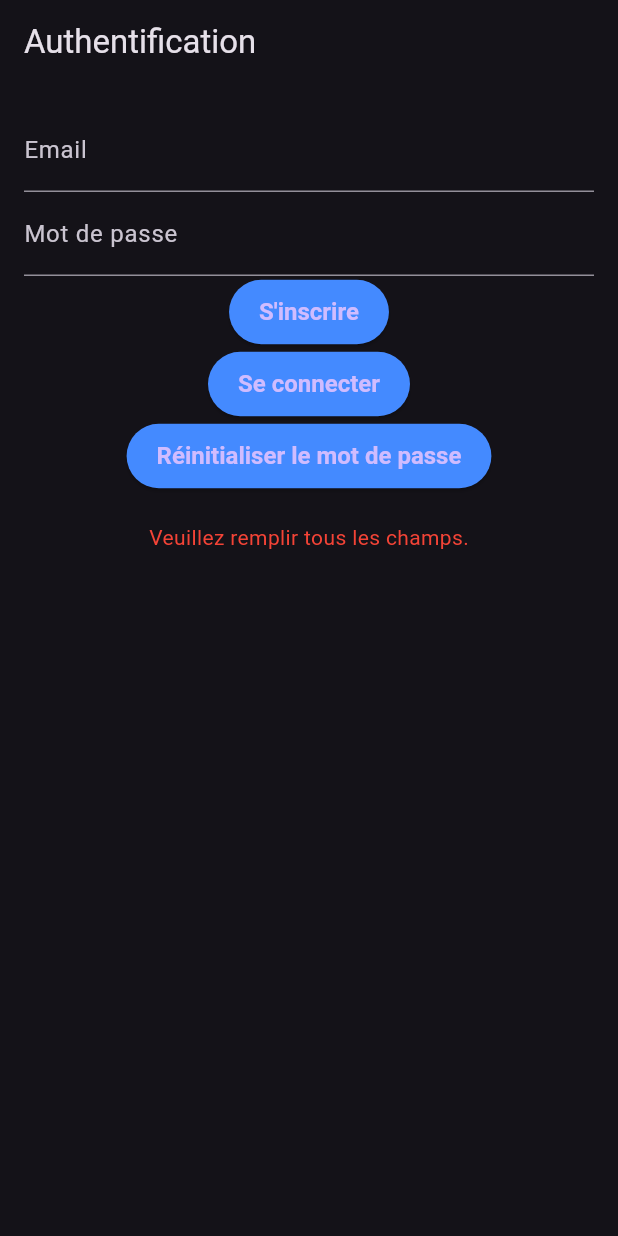
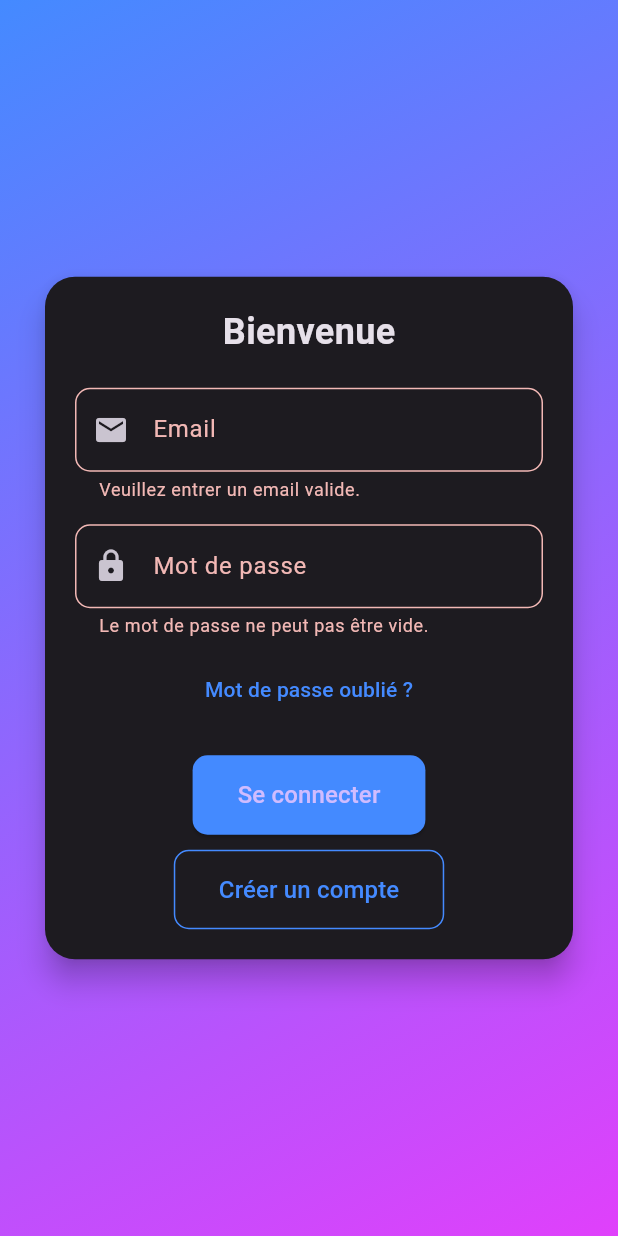
Before and after one commit to SnowBloodBe/FlutterAPP, a Flutter app: the screen it shows after launch, after a tap on "Se connecter", on a phone screen of 412 x 824 dp. Run offline on Flutter 3.47's test engine with Material 3 defaults, Android fonts, the phone set to English and light mode, and no system bars; our stand-ins replace cloud_firestore, firebase_auth, firebase_core; accounts and stored records are empty.

Commit message:
Version Front Auth V2

```diff
--- a/lib/main.dart
+++ b/lib/main.dart
@@ -1,15 +1,12 @@
 import 'package:flutter/material.dart';
 import 'package:firebase_core/firebase_core.dart';
 import 'package:firebase_auth/firebase_auth.dart';
-import 'package:pendu_firebase/services/data_import.dart';
 import 'screens/auth_screen.dart';
 import 'screens/pendu_screen.dart';
 
 void main() async {
   WidgetsFlutterBinding.ensureInitialized();
   await Firebase.initializeApp();
-  // Appeler la fonction pour importer les joueurs une seule fois
-  await importPlayersFromJson();
   runApp(const PenduJeuApp());
 }
 
@@ -21,24 +18,8 @@ class PenduJeuApp extends StatelessWidget {
     return MaterialApp(
       title: 'Jeu du Pendu',
       theme: ThemeData(
-      brightness: Brightness.dark,
-      primarySwatch: Colors.blue,
-      textTheme: const TextTheme(
-    bodyLarge: TextStyle(fontSize: 16, color: Colors.white),
-    bodyMedium: TextStyle(fontSize: 14, color: Colors.white70),
-    headlineLarge: TextStyle(fontSize: 28, fontWeight: FontWeight.bold),
-    headlineMedium: TextStyle(fontSize: 22, fontWeight: FontWeight.bold),
-  ),
-        elevatedButtonTheme: ElevatedButtonThemeData(
-          style: ElevatedButton.styleFrom(
-            backgroundColor: Colors.blueAccent,
-            padding: const EdgeInsets.symmetric(vertical: 12, horizontal: 20),
-            textStyle: const TextStyle(
-              fontWeight: FontWeight.bold,
-              fontSize: 16,
-            ),
-          ),
-        ),
+        brightness: Brightness.dark,
+        primarySwatch: Colors.blue,
       ),
       routes: {
         '/auth': (context) => const AuthScreen(),
@@ -54,6 +35,28 @@ class AuthWrapper extends StatelessWidget {
 
   @override
   Widget build(BuildContext context) {
-    return const AuthScreen(); // Force l'écran d'authentification au démarrage
+    return StreamBuilder<User?>(
+      stream: FirebaseAuth.instance.authStateChanges(),
+      builder: (context, snapshot) {
+        if (snapshot.connectionState == ConnectionState.waiting) {
+          // Afficher un indicateur de chargement
+          return const Scaffold(
+            body: Center(
+              child: CircularProgressIndicator(),
+            ),
+          );
+        }
+
+        if (snapshot.hasData) {
+          // Si un utilisateur est connecté
+          debugPrint("Utilisateur connecté : ${snapshot.data?.email}");
+          return const PenduScreen();
+        } else {
+          // Si aucun utilisateur n'est connecté
+          debugPrint("Aucun utilisateur connecté, redirection vers AuthScreen.");
+          return const AuthScreen();
+        }
+      },
+    );
   }
 }
--- a/lib/screens/auth_screen.dart
+++ b/lib/screens/auth_screen.dart
@@ -1,3 +1,4 @@
+import 'package:firebase_auth/firebase_auth.dart';
 import 'package:flutter/material.dart';
 import '../services/auth_service.dart';
 
@@ -12,106 +13,206 @@ class _AuthScreenState extends State<AuthScreen> {
   final TextEditingController _emailController = TextEditingController();
   final TextEditingController _passwordController = TextEditingController();
   final AuthService _authService = AuthService();
-  String _statusMessage = "";
+  final _formKey = GlobalKey<FormState>();
+  bool _isLoading = false;
 
-  Future<void> _signUp() async {
+  Future<void> _signIn() async {
+    if (!_formKey.currentState!.validate()) return;
+    setState(() {
+      _isLoading = true;
+    });
     String email = _emailController.text.trim();
     String password = _passwordController.text.trim();
+    User? user = await _authService.signInWithEmail(email, password);
+    setState(() {
+      _isLoading = false;
+    });
 
-    if (email.isEmpty || password.isEmpty) {
-      setState(() {
-        _statusMessage = "Veuillez remplir tous les champs.";
-      });
-      return;
-    }
-
-    var user = await _authService.signUpWithEmail(email, password);
-    setState(() {
-      _statusMessage = user != null
-          ? "Inscription réussie !"
-          : "Échec de l'inscription.";
-    });
-  }
-
-  Future<void> _signIn() async {
-    String email = _emailController.text.trim();
-    String password = _passwordController.text.trim();
-
-    if (email.isEmpty || password.isEmpty) {
-      setState(() {
-        _statusMessage = "Veuillez remplir tous les champs.";
-      });
-      return;
-    }
-
-    var user = await _authService.signInWithEmail(email, password);
     if (user != null) {
-      setState(() {
-        _statusMessage = "Connexion réussie !";
-      });
-      // Navigate to the main game screen
+      // Redirigez vers l'écran de jeu
       Navigator.pushReplacementNamed(context, '/pendu');
-
-    } else {
-      setState(() {
-        _statusMessage = "Échec de la connexion.";
-      });
     }
   }
 
-  Future<void> _resetPassword() async {
+  Future<void> _signUp() async {
+    if (!_formKey.currentState!.validate()) return;
+    setState(() {
+      _isLoading = true;
+    });
     String email = _emailController.text.trim();
+    String password = _passwordController.text.trim();
+    User? user = await _authService.signUpWithEmail(email, password);
+    setState(() {
+      _isLoading = false;
+    });
 
-    if (email.isEmpty) {
-      setState(() {
-        _statusMessage = "Veuillez entrer votre email pour réinitialiser le mot de passe.";
-      });
-      return;
+    if (user != null) {
+      // Redirigez vers l'écran de jeu
+      Navigator.pushReplacementNamed(context, '/pendu');
     }
-
-    await _authService.resetPassword(email);
-    setState(() {
-      _statusMessage = "Un email de réinitialisation a été envoyé si l'adresse est valide.";
-    });
   }
 
   @override
   Widget build(BuildContext context) {
     return Scaffold(
-      appBar: AppBar(title: const Text("Authentification")),
-      body: Padding(
-        padding: const EdgeInsets.all(16.0),
+      body: Stack(
+        children: [
+          // Fond dégradé
+          Container(
+            decoration: const BoxDecoration(
+              gradient: LinearGradient(
+                colors: [Colors.blueAccent, Colors.purpleAccent],
+                begin: Alignment.topLeft,
+                end: Alignment.bottomRight,
+              ),
+            ),
+          ),
+          // Contenu principal
+          Center(
+            child: SingleChildScrollView(
+              child: Card(
+                margin: const EdgeInsets.symmetric(horizontal: 30),
+                elevation: 8,
+                shape: RoundedRectangleBorder(
+                  borderRadius: BorderRadius.circular(20),
+                ),
+                child: Padding(
+                  padding: const EdgeInsets.all(20.0),
+                  child: Form(
+                    key: _formKey,
                     child: Column(
+                      mainAxisSize: MainAxisSize.min,
                       children: [
-            TextField(
+                        const Text(
+                          "Bienvenue",
+                          style: TextStyle(
+                            fontSize: 24,
+                            fontWeight: FontWeight.bold,
+                          ),
+                        ),
+                        const SizedBox(height: 20),
+                        TextFormField(
                           controller: _emailController,
-              decoration: const InputDecoration(labelText: "Email"),
+                          keyboardType: TextInputType.emailAddress,
+                          decoration: InputDecoration(
+                            labelText: "Email",
+                            prefixIcon: const Icon(Icons.email),
+                            border: OutlineInputBorder(
+                              borderRadius: BorderRadius.circular(10),
                             ),
-            TextField(
+                          ),
+                          validator: (value) {
+                            if (value == null || value.isEmpty) {
+                              return "Veuillez entrer un email valide.";
+                            }
+                            if (!RegExp(r'^[^@]+@[^@]+\.[^@]+')
+                                .hasMatch(value)) {
+                              return "Format d'email invalide.";
+                            }
+                            return null;
+                          },
+                        ),
+                        const SizedBox(height: 15),
+                        TextFormField(
                           controller: _passwordController,
-              decoration: const InputDecoration(labelText: "Mot de passe"),
                           obscureText: true,
+                          decoration: InputDecoration(
+                            labelText: "Mot de passe",
+                            prefixIcon: const Icon(Icons.lock),
+                            border: OutlineInputBorder(
+                              borderRadius: BorderRadius.circular(10),
                             ),
-            ElevatedButton(
-              onPressed: _signUp,
-              child: const Text("S'inscrire"),
                           ),
+                          validator: (value) {
+                            if (value == null || value.isEmpty) {
+                              return "Le mot de passe ne peut pas être vide.";
+                            }
+                            if (value.length < 6) {
+                              return "Le mot de passe doit contenir au moins 6 caractères.";
+                            }
+                            return null;
+                          },
+                        ),
+                        const SizedBox(height: 10),
+                        // Mot de passe oublié
+                        TextButton(
+                          onPressed: () {
+                            if (_emailController.text.isNotEmpty) {
+                              _authService
+                                  .resetPassword(_emailController.text.trim());
+                              ScaffoldMessenger.of(context).showSnackBar(
+                                const SnackBar(
+                                  content:
+                                      Text("Email de réinitialisation envoyé."),
+                                ),
+                              );
+                            } else {
+                              ScaffoldMessenger.of(context).showSnackBar(
+                                const SnackBar(
+                                  content: Text(
+                                      "Veuillez entrer votre email pour réinitialiser."),
+                                ),
+                              );
+                            }
+                          },
+                          child: const Text(
+                            "Mot de passe oublié ?",
+                            style: TextStyle(color: Colors.blueAccent),
+                          ),
+                        ),
+                        const SizedBox(height: 20),
+                        if (_isLoading)
+                          const CircularProgressIndicator()
+                        else
+                          Column(
+                            children: [
                               ElevatedButton(
                                 onPressed: _signIn,
-              child: const Text("Se connecter"),
+                                style: ElevatedButton.styleFrom(
+                                  backgroundColor: Colors.blueAccent,
+                                  shape: RoundedRectangleBorder(
+                                    borderRadius: BorderRadius.circular(10),
                                   ),
-            ElevatedButton(
-              onPressed: _resetPassword,
-              child: const Text("Réinitialiser le mot de passe"),
+                                  padding: const EdgeInsets.symmetric(
+                                      vertical: 15, horizontal: 30),
                                 ),
-            const SizedBox(height: 20),
-            Text(
-              _statusMessage,
-              style: const TextStyle(color: Colors.red),
+                                child: const Text(
+                                  "Se connecter",
+                                  style: TextStyle(fontSize: 16),
+                                ),
+                              ),
+                              const SizedBox(height: 10),
+                              OutlinedButton(
+                                onPressed: _signUp,
+                                style: OutlinedButton.styleFrom(
+                                  side: const BorderSide(
+                                    color: Colors.blueAccent,
+                                  ),
+                                  shape: RoundedRectangleBorder(
+                                    borderRadius: BorderRadius.circular(10),
+                                  ),
+                                  padding: const EdgeInsets.symmetric(
+                                      vertical: 15, horizontal: 30),
+                                ),
+                                child: const Text(
+                                  "Créer un compte",
+                                  style: TextStyle(
+                                    fontSize: 16,
+                                    color: Colors.blueAccent,
+                                  ),
+                                ),
+                              ),
+                            ],
                           ),
                       ],
                     ),
                   ),
+                ),
+              ),
+            ),
+          ),
+        ],
+      ),
     );
   }
 }
--- a/lib/services/auth_service.dart
+++ b/lib/services/auth_service.dart
@@ -16,13 +16,17 @@ class AuthService {
       );
       return userCredential.user;
     } on FirebaseAuthException catch (e) {
-      if (e.code == 'weak-password') {
+      switch (e.code) {
+        case 'weak-password':
           print('Le mot de passe est trop faible.');
-      } else if (e.code == 'email-already-in-use') {
+          break;
+        case 'email-already-in-use':
           print('Cet email est déjà utilisé.');
-      } else if (e.code == 'invalid-email') {
+          break;
+        case 'invalid-email':
           print('Email invalide.');
-      } else {
+          break;
+        default:
           print('Erreur FirebaseAuth : ${e.code}');
       }
       return null;
@@ -39,7 +43,7 @@ class AuthService {
       email: email,
       password: password,
     );
-      return userCredential.user;
+    return userCredential.user; // Retourne l'utilisateur connecté
   } on FirebaseAuthException catch (e) {
     if (e.code == 'user-not-found') {
       print('Utilisateur non trouvé.');
@@ -54,6 +58,7 @@ class AuthService {
     return null;
   }
 }
+
 
   // Déconnexion
   Future<void> signOut() async {
@@ -73,8 +78,6 @@ class AuthService {
     try {
       await _auth.sendPasswordResetEmail(email: email);
       print("Email de réinitialisation envoyé.");
-      // Message de confirmation dans l'interface utilisateur
-      // Exemple : afficher une boîte de dialogue de succès
     } catch (e) {
       print("Erreur lors de la réinitialisation du mot de passe : $e");
     }
@@ -91,12 +94,14 @@ class AuthService {
         password: _adminPassword,
       );
       print("Compte administrateur créé : ${userCredential.user?.email}");
-    } catch (e) {
-      if (e.toString().contains('email-already-in-use')) {
+    } on FirebaseAuthException catch (e) {
+      if (e.code == 'email-already-in-use') {
         print("Le compte administrateur existe déjà.");
       } else {
-        print("Erreur lors de la création du compte administrateur : $e");
+        print("Erreur lors de la création du compte administrateur : ${e.code}");
+      }
+    } catch (e) {
+      print("Erreur inconnue lors de la création du compte administrateur : $e");
     }
   }
 }
-}
```
Lines whose indentation alone changed are shown as unchanged.
